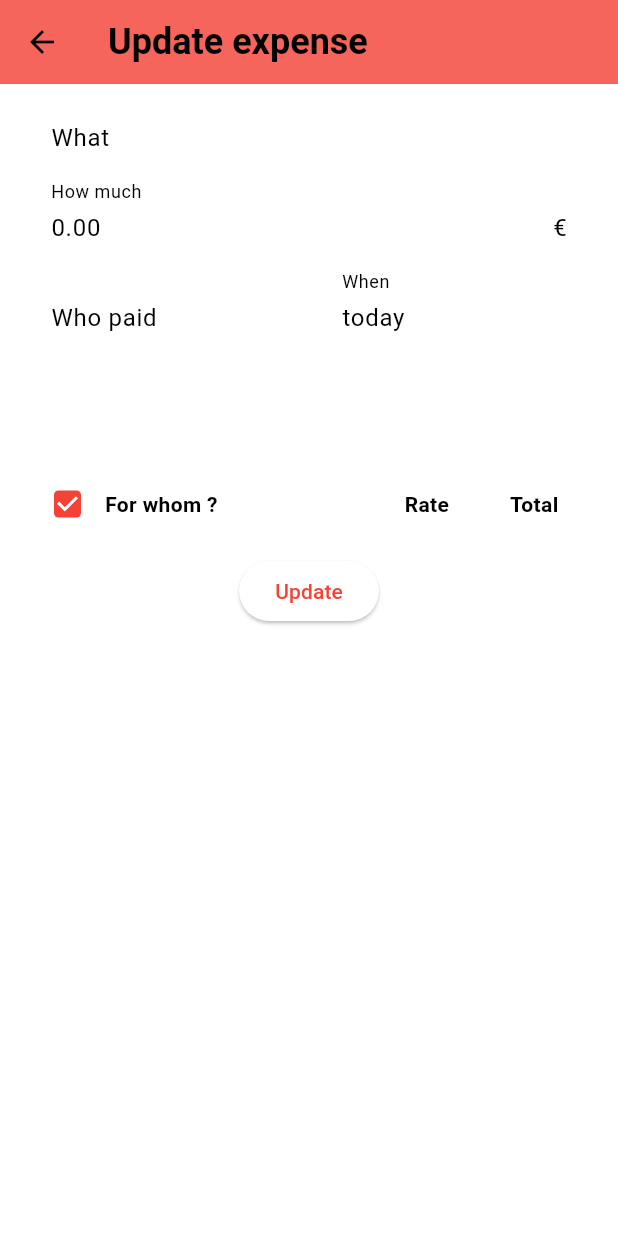
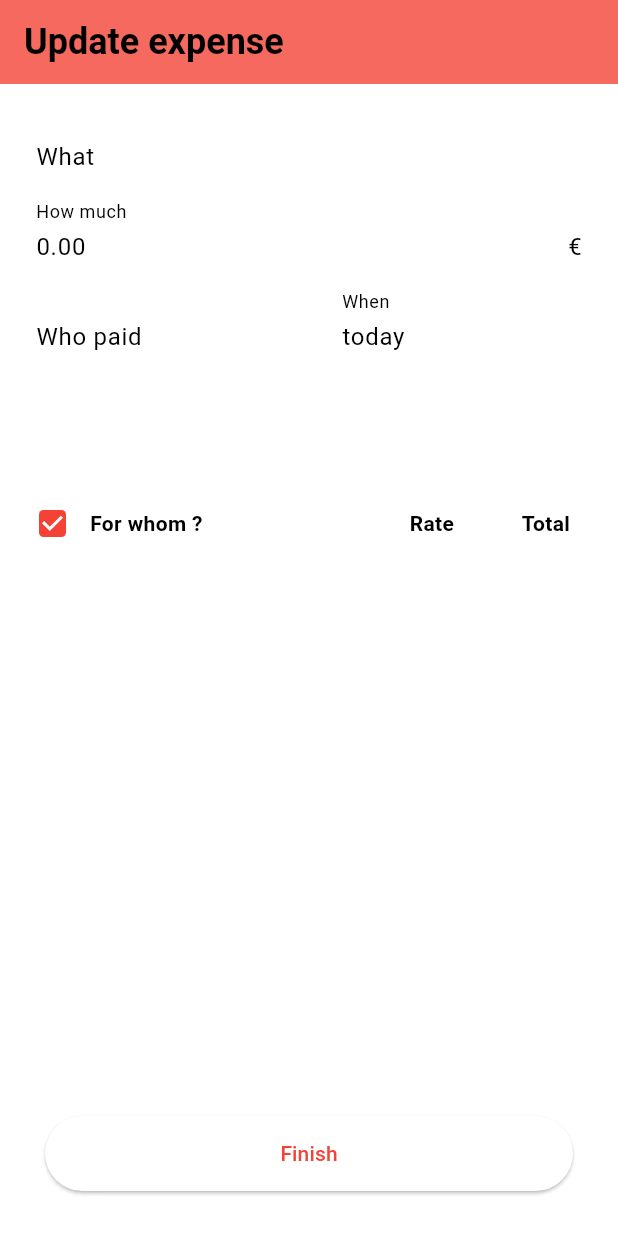
Before and after one commit to BhasherBEL/Splitr, a Flutter app: the NewEntryPage widget shown alone on an empty page, opened directly with empty values, on a phone screen of 412 x 824 dp. Run offline on Flutter 3.47's test engine with Material 2 defaults, Android fonts, the phone set to English and light mode, and no system bars; drawn by our look-alikes of dynamic_color, select_form_field; our stand-ins replace flutter_slidable, pocketbase, share_plus, shared_preferences, sqflite, tuple; accounts and stored records are empty.

Commit message:
New entry using new screen template

```diff
--- a/lib/components/new_entry.dart
+++ b/lib/components/new_entry.dart
@@ -3,34 +3,60 @@ import 'dart:math';
 import 'package:flutter/material.dart';
 import 'package:flutter/services.dart';
 import 'package:select_form_field/select_form_field.dart';
-import 'package:shared/utils/colors.dart';
 
 import '../model/bill_data.dart';
 import '../model/item.dart';
 import '../model/participant.dart';
 import '../model/project.dart';
+import '../screens/new_screen.dart';
 import '../utils/formatter/decimal.dart';
 import '../utils/time.dart';
 
-class NewEntryPage extends StatefulWidget {
+class NewEntryPage extends StatelessWidget {
   const NewEntryPage(this.project, {super.key, this.item});
 
   final Project project;
   final Item? item;
 
   @override
-  State<NewEntryPage> createState() => _NewEntryPageState();
+  Widget build(BuildContext context) {
+    BillData bill = BillData(item: item, project: project);
+    return NewScreen(
+      title: item == null ? 'Add new expense' : 'Update expense',
+      onValidate: (context, key) async {
+        if (key.currentState!.validate()) {
+          Item item = await bill.toItemOf(project);
+          await item.conn.saveRecursively();
+          Navigator.pop(context, true);
+        }
+      },
+      child: NewEntrySubPage(
+        project,
+        bill,
+        item: item,
+      ),
+    );
+  }
 }
 
-class _NewEntryPageState extends State<NewEntryPage> {
-  late BillData bill;
+class NewEntrySubPage extends StatefulWidget {
+  const NewEntrySubPage(this.project, this.bill, {super.key, this.item});
+
+  final Project project;
+  final Item? item;
+  final BillData bill;
+
+  @override
+  State<NewEntrySubPage> createState() => _NewEntrySubPageState();
+}
+
+class _NewEntrySubPageState extends State<NewEntrySubPage> {
   final dateController = TextEditingController();
   final titleController = TextEditingController();
   final emitterController = TextEditingController();
   final amountController = TextEditingController();
   final Map<Participant, TextEditingController> sharesController = {};
   final Map<Participant, TextEditingController> fixedsController = {};
-  final _formKey = GlobalKey<FormState>();
 
   @override
   void dispose() {
@@ -42,19 +68,18 @@ class _NewEntryPageState extends State<NewEntryPage> {
   @override
   void initState() {
     super.initState();
-    bill = BillData(item: widget.item, project: widget.project);
-    titleController.text = bill.title;
-    dateController.text = daysElapsed(bill.date);
-    emitterController.text = bill.emitter.pseudo;
-    amountController.text = bill.amount.toStringAsFixed(2);
+    titleController.text = widget.bill.title;
+    dateController.text = daysElapsed(widget.bill.date);
+    emitterController.text = widget.bill.emitter.pseudo;
+    amountController.text = widget.bill.amount.toStringAsFixed(2);
 
     for (Participant participant in widget.project.participants) {
       if (widget.item == null) {
-        bill.shares[participant] = BillPart(share: 1);
+        widget.bill.shares[participant] = BillPart(share: 1);
         sharesController[participant] = TextEditingController(text: "1");
         fixedsController[participant] = TextEditingController();
-      } else if (bill.shares[participant] == null) {
-        bill.shares[participant] = BillPart();
+      } else if (widget.bill.shares[participant] == null) {
+        widget.bill.shares[participant] = BillPart();
         sharesController[participant] = TextEditingController(text: "0");
         fixedsController[participant] = TextEditingController(text: "0.00");
       } else {
@@ -66,49 +91,25 @@ class _NewEntryPageState extends State<NewEntryPage> {
 
   @override
   Widget build(BuildContext context) {
-    return Scaffold(
-      resizeToAvoidBottomInset: true,
-      appBar: AppBar(
-        elevation: 4,
-        title: Column(
-          children: [
-            Text(
-              widget.item == null ? 'Add new expense' : 'Update expense',
-              style: const TextStyle(
-                fontSize: 24,
-                fontWeight: FontWeight.bold,
-              ),
-            ),
-          ],
-        ),
-      ),
-      body: SingleChildScrollView(
-        child: Padding(
-          padding: const EdgeInsets.symmetric(horizontal: 20.0),
-          child: Form(
-            key: _formKey,
-            autovalidateMode: AutovalidateMode.onUserInteraction,
+    return SingleChildScrollView(
       child: Column(
         mainAxisSize: MainAxisSize.max,
         mainAxisAlignment: MainAxisAlignment.spaceAround,
         children: [
-                Column(
-                  children: [
           const SizedBox(
-                      height: 12, // <-- SEE HERE
+            height: 5,
           ),
           TextFormField(
             controller: titleController,
-                      validator: (value) => value == null || value.isEmpty
-                          ? 'Title can\'t be empty'
-                          : null,
+            validator: (value) =>
+                value == null || value.isEmpty ? 'Title can\'t be empty' : null,
             autocorrect: true,
             decoration: const InputDecoration(
               contentPadding: EdgeInsets.symmetric(horizontal: 10),
               labelText: "What",
               border: OutlineInputBorder(),
             ),
-                      onChanged: (value) => bill.title = value,
+            onChanged: (value) => widget.bill.title = value,
           ),
           const SizedBox(
             height: 12, // <-- SEE HERE
@@ -126,8 +127,7 @@ class _NewEntryPageState extends State<NewEntryPage> {
             inputFormatters: [
               DecimalTextInputFormatter(2),
             ],
-                      keyboardType:
-                          const TextInputType.numberWithOptions(decimal: true),
+            keyboardType: const TextInputType.numberWithOptions(decimal: true),
             decoration: const InputDecoration(
               suffixText: ' €',
               contentPadding: EdgeInsets.symmetric(horizontal: 10),
@@ -139,7 +139,7 @@ class _NewEntryPageState extends State<NewEntryPage> {
               try {
                 double parsed = double.parse(value);
                 setState(() {
-                            bill.amount = parsed;
+                  widget.bill.amount = parsed;
                 });
               } catch (e) {}
             },
@@ -157,8 +157,7 @@ class _NewEntryPageState extends State<NewEntryPage> {
                       SelectFormField(
                         type: SelectFormFieldType.dropdown,
                         decoration: const InputDecoration(
-                                    contentPadding:
-                                        EdgeInsets.symmetric(horizontal: 10),
+                          contentPadding: EdgeInsets.symmetric(horizontal: 10),
                           labelText: "Who paid",
                           border: OutlineInputBorder(),
                         ),
@@ -170,9 +169,8 @@ class _NewEntryPageState extends State<NewEntryPage> {
                             .toList(),
                         controller: emitterController,
                         onChanged: (value) {
-                                    bill.emitter = widget.project.participants
-                                        .firstWhere((element) =>
-                                            element.pseudo == value);
+                          widget.bill.emitter = widget.project.participants
+                              .firstWhere((element) => element.pseudo == value);
                         },
                       ),
                     ],
@@ -188,8 +186,7 @@ class _NewEntryPageState extends State<NewEntryPage> {
                         readOnly: true,
                         controller: dateController,
                         decoration: const InputDecoration(
-                                    contentPadding:
-                                        EdgeInsets.symmetric(horizontal: 10),
+                          contentPadding: EdgeInsets.symmetric(horizontal: 10),
                           labelText: "When",
                           border: OutlineInputBorder(),
                           hintText: 'Pick your Date',
@@ -197,13 +194,13 @@ class _NewEntryPageState extends State<NewEntryPage> {
                         onTap: () async {
                           DateTime? date = await showDatePicker(
                             context: context,
-                                      initialDate: bill.date,
+                            initialDate: widget.bill.date,
                             firstDate: DateTime(1900),
                             lastDate: DateTime(2100),
                           );
                           if (date != null) {
                             dateController.text = daysElapsed(date);
-                                      bill.date = date;
+                            widget.bill.date = date;
                           }
                         },
                       ),
@@ -256,19 +253,16 @@ class _NewEntryPageState extends State<NewEntryPage> {
                     TableRow(
                       children: [
                         TableCell(
-                                    verticalAlignment:
-                                        TableCellVerticalAlignment.middle,
+                          verticalAlignment: TableCellVerticalAlignment.middle,
                           child: Checkbox(
-                                      value: bill.shares.values
+                            value: widget.bill.shares.values
                                         .where((e) =>
-                                                      e.fixed != null ||
-                                                      e.share != null)
+                                            e.fixed != null || e.share != null)
                                         .length !=
-                                              bill.shares.length
-                                          ? bill.shares.values
+                                    widget.bill.shares.length
+                                ? widget.bill.shares.values
                                         .where((e) =>
-                                                      e.fixed != null ||
-                                                      e.share != null)
+                                            e.fixed != null || e.share != null)
                                         .isNotEmpty
                                     ? null
                                     : false
@@ -277,9 +271,8 @@ class _NewEntryPageState extends State<NewEntryPage> {
                             onChanged: (value) {
                               value ??= false;
                               setState(() {
-                                          bill.shares.updateAll(
-                                            (k, v) => BillPart(
-                                                share: value! ? 1 : null),
+                                widget.bill.shares.updateAll(
+                                  (k, v) => BillPart(share: value! ? 1 : null),
                                 );
                               });
                             },
@@ -289,8 +282,7 @@ class _NewEntryPageState extends State<NewEntryPage> {
                           ),
                         ),
                         const TableCell(
-                                    verticalAlignment:
-                                        TableCellVerticalAlignment.middle,
+                          verticalAlignment: TableCellVerticalAlignment.middle,
                           child: Text(
                             "For whom ?",
                             textAlign: TextAlign.left,
@@ -300,8 +292,7 @@ class _NewEntryPageState extends State<NewEntryPage> {
                           ),
                         ),
                         const TableCell(
-                                    verticalAlignment:
-                                        TableCellVerticalAlignment.middle,
+                          verticalAlignment: TableCellVerticalAlignment.middle,
                           child: Text(
                             "Rate",
                             textAlign: TextAlign.center,
@@ -311,8 +302,7 @@ class _NewEntryPageState extends State<NewEntryPage> {
                           ),
                         ),
                         const TableCell(
-                                    verticalAlignment:
-                                        TableCellVerticalAlignment.middle,
+                          verticalAlignment: TableCellVerticalAlignment.middle,
                           child: Text(
                             "Total",
                             textAlign: TextAlign.center,
@@ -324,31 +314,10 @@ class _NewEntryPageState extends State<NewEntryPage> {
                       ],
                     ),
                   ] +
-                            getRows(bill, sharesController, fixedsController),
+                  getRows(widget.bill, sharesController, fixedsController),
             ),
           ),
         ],
-                ),
-                Padding(
-                  padding: const EdgeInsets.only(top: 10),
-                  child: Align(
-                    alignment: Alignment.bottomCenter,
-                    child: ElevatedButton(
-                      onPressed: () async {
-                        if (_formKey.currentState!.validate()) {
-                          Item item = await bill.toItemOf(widget.project);
-                          await item.conn.saveRecursively();
-                          Navigator.pop(context, true);
-                        }
-                      },
-                      child: Text(widget.item == null ? 'Create' : 'Update'),
-                    ),
-                  ),
-                ),
-              ],
-            ),
-          ),
-        ),
       ),
     );
   }
@@ -360,12 +329,12 @@ class _NewEntryPageState extends State<NewEntryPage> {
   ) {
     final List<TableRow> rows = [];
 
-    double total = max(bill.totalShares, 1);
+    double total = widget.bill.totalShares;
 
-    double fixedBonus = bill.totalFixed /
-        bill.shares.values.where((e) => e.share != null).length;
+    double fixedBonus = widget.bill.totalFixed /
+        widget.bill.shares.values.where((e) => e.share != null).length;
 
-    bill.shares.forEach((participant, amount) {
+    widget.bill.shares.forEach((participant, amount) {
       final newShareValue = amount.share == null
           ? amount.fixed == null
               ? "0"
@@ -378,9 +347,12 @@ class _NewEntryPageState extends State<NewEntryPage> {
 
       double price = max(
           amount.fixed ??
-              bill.amount * (amount.share ?? 0) / (total != 0 ? total : 1) -
-                  fixedBonus,
+              widget.bill.amount * (amount.share ?? 0) / total - fixedBonus,
           0);
+
+      if (price.isNaN) price = 0;
+
+      print(price);
 
       try {
         if (fixedsController[participant]!.text == "" ||
@@ -394,14 +366,14 @@ class _NewEntryPageState extends State<NewEntryPage> {
           TableCell(
             verticalAlignment: TableCellVerticalAlignment.middle,
             child: Checkbox(
-              value: bill.shares[participant]!.fixed != null ||
-                  bill.shares[participant]!.share != null,
+              value: widget.bill.shares[participant]!.fixed != null ||
+                  widget.bill.shares[participant]!.share != null,
               onChanged: (value) {
                 setState(() {
                   if (value != null && value) {
-                    bill.shares[participant] = BillPart(share: 1);
+                    widget.bill.shares[participant] = BillPart(share: 1);
                   } else {
-                    bill.shares[participant] = BillPart();
+                    widget.bill.shares[participant] = BillPart();
                   }
                 });
               },
@@ -424,9 +396,9 @@ class _NewEntryPageState extends State<NewEntryPage> {
                 child: Focus(
                   onFocusChange: (value) {
                     setState(() {
-                      if (bill.shares[participant]!.share != null) {
-                        bill.shares[participant]!.share =
-                            bill.shares[participant]!.share! + 0.00001;
+                      if (widget.bill.shares[participant]!.share != null) {
+                        widget.bill.shares[participant]!.share =
+                            widget.bill.shares[participant]!.share! + 0.00001;
                       }
                     });
                   },
@@ -437,7 +409,7 @@ class _NewEntryPageState extends State<NewEntryPage> {
                     onChanged: (value) {
                       try {
                         setState(() {
-                          bill.shares[participant] = BillPart(
+                          widget.bill.shares[participant] = BillPart(
                               share: double.parse(value) > 0
                                   ? double.parse(value)
                                   : null);
@@ -459,12 +431,12 @@ class _NewEntryPageState extends State<NewEntryPage> {
                   if (value) return;
                   setState(() {
                     if (fixedsController[participant]!.text.isEmpty &&
-                        bill.shares[participant]!.share == null) {
-                      bill.shares[participant] = BillPart();
+                        widget.bill.shares[participant]!.share == null) {
+                      widget.bill.shares[participant] = BillPart();
                     }
-                    if (bill.shares[participant]!.fixed != null) {
-                      bill.shares[participant]!.fixed =
-                          bill.shares[participant]!.fixed! + 0.00001;
+                    if (widget.bill.shares[participant]!.fixed != null) {
+                      widget.bill.shares[participant]!.fixed =
+                          widget.bill.shares[participant]!.fixed! + 0.00001;
                     }
                   });
                 },
@@ -480,7 +452,7 @@ class _NewEntryPageState extends State<NewEntryPage> {
                   onChanged: (value) {
                     try {
                       setState(() {
-                        bill.shares[participant] =
+                        widget.bill.shares[participant] =
                             BillPart(fixed: double.parse(value));
                       });
                     } catch (e) {}
@@ -489,9 +461,6 @@ class _NewEntryPageState extends State<NewEntryPage> {
                 ),
               ),
             ),
-            // child: Center(
-            //   child: Text("${price.toStringAsFixed(2)} €"),
-            // ),
           ),
         ],
       ));
@@ -500,50 +469,3 @@ class _NewEntryPageState extends State<NewEntryPage> {
     return rows;
   }
 }
-
-class TitleField extends StatelessWidget {
-  const TitleField(
-    this.text, {
-    super.key,
-  });
-
-  final String text;
-
-  @override
-  Widget build(BuildContext context) {
-    // return Padding(
-    //   padding: const EdgeInsets.only(left: 8.0, top: 20),
-    //   child: Align(
-    //     // alignment: Alignment.centerLeft,
-    //     alignment: Alignment.center,
-    //     child: Text(
-    //       text,
-    //       maxLines: 1,
-    //       textAlign: TextAlign.left,
-    //       style: const TextStyle(
-    //         fontWeight: FontWeight.bold,
-    //         fontSize: 18,
-    //         fontFamily: 'Lato',
-    //       ),
-    //     ),
-    //   ),
-    // );
-    return Padding(
-      padding: const EdgeInsets.only(left: 8.0, top: 20),
-      child: Align(
-        alignment: Alignment.bottomLeft,
-        child: Text(
-          text,
-          maxLines: 1,
-          textAlign: TextAlign.left,
-          style: TextStyle(
-            fontWeight: FontWeight.bold,
-            fontSize: 11,
-            fontFamily: 'Lato',
-            color: ColorModel.text.withOpacity(0.6),
-          ),
-        ),
-      ),
-    );
-  }
-}
--- a/lib/main.dart
+++ b/lib/main.dart
@@ -1,16 +1,14 @@
 import 'package:flutter/material.dart';
+import 'package:shared/screens/setup_screen.dart';
 import 'model/app_data.dart';
 import 'screens/main_screen.dart';
-import 'screens/new_project_screen.dart';
 import 'screens/splash_screen.dart';
 
 void main() async {
   runApp(const SplashScreen());
   await AppData.init();
   if (AppData.firstRun) {
-    runApp(NewProjectScreen(
-      first: true,
-    ));
+    runApp(const SetupScreen());
   } else {
     runApp(const MainScreen());
   }
--- a/lib/screens/new_project_screen.dart
+++ b/lib/screens/new_project_screen.dart
@@ -33,7 +33,7 @@ class NewProjectScreen extends StatelessWidget {
           : project == null
               ? 'Create'
               : 'Update',
-      page: NewProjectPage(
+      child: NewProjectPage(
         projectData: setupData,
         project: project,
       ),
--- a/lib/screens/new_screen.dart
+++ b/lib/screens/new_screen.dart
@@ -1,48 +1,44 @@
-import 'package:dynamic_color/dynamic_color.dart';
 import 'package:flutter/material.dart';
-
-import 'main_screen.dart';
 
 class NewScreen extends StatelessWidget {
   NewScreen({
     super.key,
     this.title,
-    required this.page,
+    required this.child,
     this.onValidate,
     this.buttonTitle,
   });
 
   String? title;
-  Widget page;
+  Widget child;
   void Function(BuildContext context, GlobalKey<FormState> formKey)? onValidate;
   final GlobalKey<FormState> formKey = GlobalKey();
   String? buttonTitle;
 
   @override
   Widget build(BuildContext context) {
-    return DynamicColorBuilder(builder: (lightColorScheme, darkColorScheme) {
-      return MaterialApp(
-        title: title ?? 'Shared',
-        theme: defaultTheme,
-        darkTheme: defaultDarkTheme,
-        home: Scaffold(
+    return Scaffold(
       appBar: title == null
           ? null
           : AppBar(
-                  title: Text(title!),
-                  elevation: 4,
+              title: Text(
+                title!,
+                style: const TextStyle(
+                  fontSize: 24,
+                  fontWeight: FontWeight.bold,
+                ),
+              ),
             ),
       body: Builder(
         builder: (context) => Form(
           key: formKey,
           child: SafeArea(
             child: Padding(
-                  padding:
-                      const EdgeInsets.symmetric(horizontal: 10, vertical: 20),
+              padding: const EdgeInsets.symmetric(horizontal: 10, vertical: 20),
               child: Column(
                 children: [
                   Expanded(
-                        child: page,
+                    child: child,
                   ),
                   Padding(
                     padding: const EdgeInsets.symmetric(
@@ -55,9 +51,8 @@ class NewScreen extends StatelessWidget {
                             : () => onValidate!(context, formKey),
                         child: Padding(
                           padding: const EdgeInsets.all(15.0),
-                              child: Text(buttonTitle == null
-                                  ? "Finish"
-                                  : buttonTitle!),
+                          child: Text(
+                              buttonTitle == null ? "Finish" : buttonTitle!),
                         ),
                       ),
                     ),
@@ -68,8 +63,6 @@ class NewScreen extends StatelessWidget {
           ),
         ),
       ),
-        ),
     );
-    });
   }
 }
--- /dev/null
+++ b/lib/screens/setup_screen.dart
@@ -0,0 +1,22 @@
+import 'package:dynamic_color/dynamic_color.dart';
+import 'package:flutter/material.dart';
+
+import 'main_screen.dart';
+import 'new_project_screen.dart';
+
+class SetupScreen extends StatelessWidget {
+  const SetupScreen({super.key});
+
+  @override
+  Widget build(BuildContext context) {
+    return DynamicColorBuilder(builder: (lightColorScheme, darkColorScheme) {
+      return MaterialApp(
+        title: 'Shared',
+        theme: defaultTheme,
+        darkTheme: defaultDarkTheme,
+        themeMode: ThemeMode.system,
+        home: NewProjectScreen(first: true),
+      );
+    });
+  }
+}
--- a/pubspec.yaml
+++ b/pubspec.yaml
@@ -17,7 +17,7 @@ publish_to: 'none' # Remove this line if you wish to publish to pub.dev
 # https://developer.apple.com/library/archive/documentation/General/Reference/InfoPlistKeyReference/Articles/CoreFoundationKeys.html
 # In Windows, build-name is used as the major, minor, and patch parts
 # of the product and file versions while build-number is used as the build suffix.
-version: 0.0.3
+version: 0.0.4
 
 environment:
   sdk: '>=2.18.6 <3.0.0'
```
Also changed, not shown: lib/components/project/drawer.dart (+8 -2 lines). Lines whose indentation alone changed are shown as unchanged.
